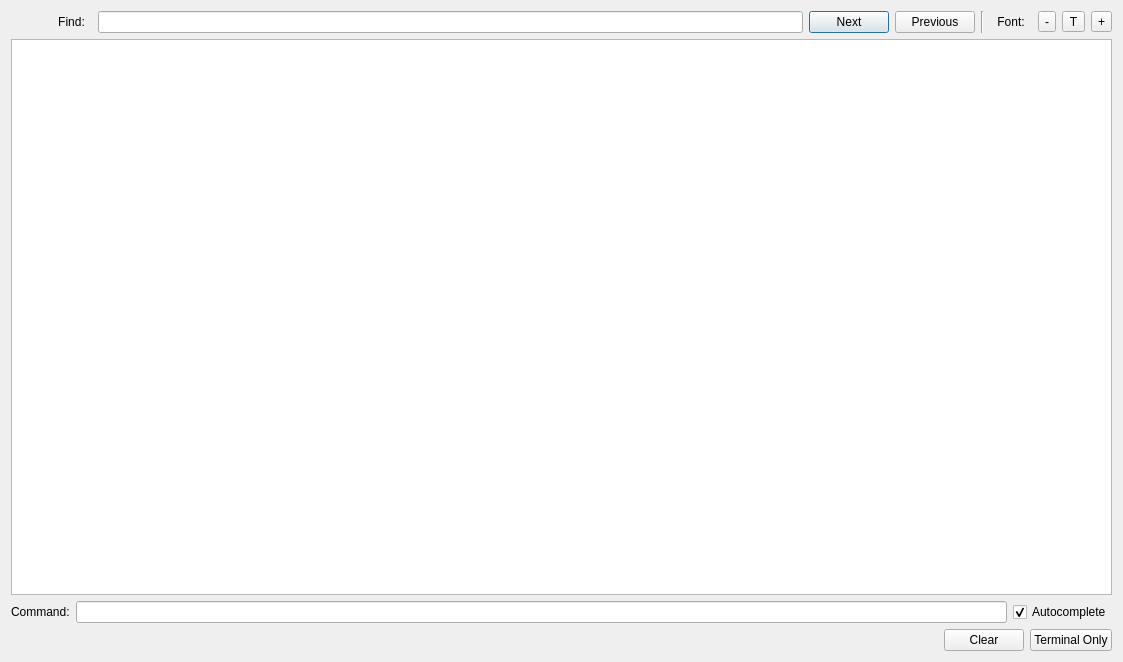
paulgr2008/Terminal, file src/terminaldialog.ui: the form before one commit.
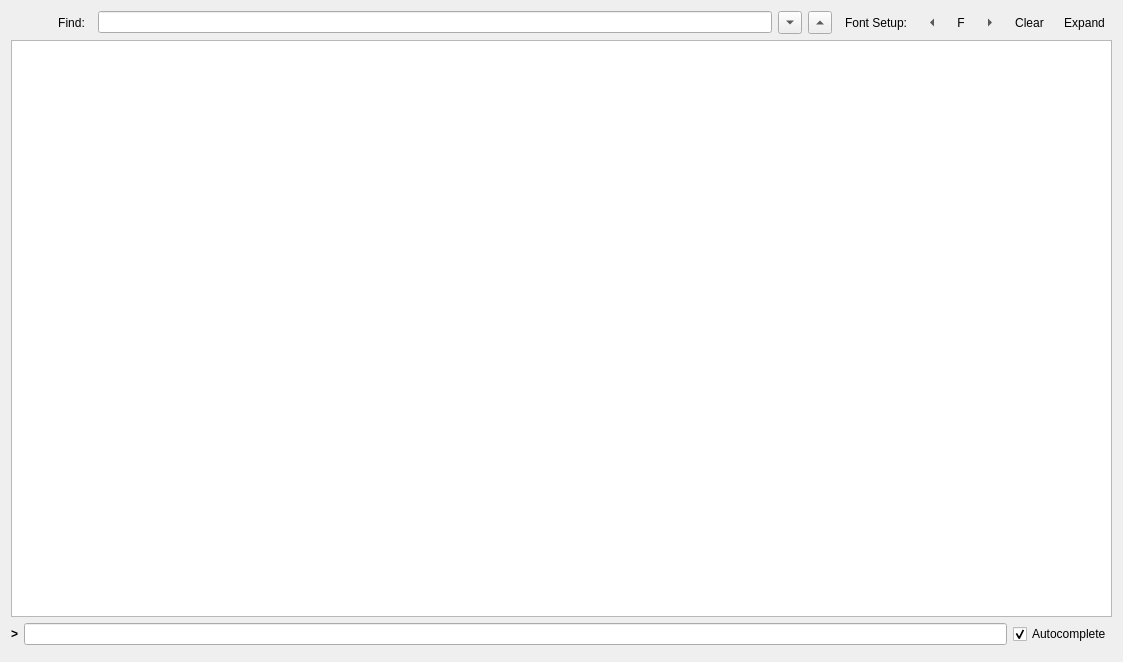
The form after the commit. Icons and pictures are not drawn. Custom widgets are drawn as their Qt base class.

```diff
--- a/src/terminaldialog.ui
+++ b/src/terminaldialog.ui
@@ -16,7 +16,7 @@
   <layout class="QVBoxLayout" name="verticalLayout">
    <item>
     <widget class="QWidget" name="headerArea" native="true">
-     <layout class="QHBoxLayout" name="horizontalLayout_5" stretch="0,0,1,0,0,0">
+     <layout class="QHBoxLayout" name="horizontalLayout_5" stretch="0,0,1,0,0,0,0">
       <property name="leftMargin">
        <number>0</number>
       </property>
@@ -77,33 +77,38 @@
           <widget class="QLineEdit" name="searchEditor"/>
          </item>
          <item>
-          <widget class="QPushButton" name="nextButton">
+          <widget class="QToolButton" name="nextButton">
+           <property name="toolTip">
+            <string>Find next</string>
+           </property>
            <property name="text">
             <string>Next</string>
            </property>
+           <property name="arrowType">
+            <enum>Qt::DownArrow</enum>
+           </property>
           </widget>
          </item>
          <item>
-          <widget class="QPushButton" name="prevButton">
+          <widget class="QToolButton" name="prevButton">
+           <property name="toolTip">
+            <string>Find previuos</string>
+           </property>
            <property name="text">
             <string>Previous</string>
            </property>
+           <property name="arrowType">
+            <enum>Qt::UpArrow</enum>
+           </property>
           </widget>
          </item>
         </layout>
        </widget>
       </item>
-      <item>
-       <widget class="Line" name="line">
-        <property name="orientation">
-         <enum>Qt::Vertical</enum>
-        </property>
-       </widget>
-      </item>
       <item>
        <widget class="QToolButton" name="fontToolButton">
         <property name="text">
-         <string>Font:</string>
+         <string>Font Setup:</string>
         </property>
         <property name="checkable">
          <bool>true</bool>
@@ -133,28 +138,96 @@
          </property>
          <item>
           <widget class="QToolButton" name="decreaseFontSzBtn">
+           <property name="font">
+            <font>
+             <fontweight>ExtraBold</fontweight>
+            </font>
+           </property>
+           <property name="toolTip">
+            <string>Decrease font size</string>
+           </property>
            <property name="text">
             <string>-</string>
            </property>
+           <property name="icon">
+            <iconset theme="application-exit"/>
+           </property>
+           <property name="autoRaise">
+            <bool>true</bool>
+           </property>
+           <property name="arrowType">
+            <enum>Qt::LeftArrow</enum>
+           </property>
           </widget>
          </item>
          <item>
           <widget class="QToolButton" name="changeFontButton">
+           <property name="font">
+            <font>
+             <fontweight>ExtraBold</fontweight>
+            </font>
+           </property>
+           <property name="toolTip">
+            <string>Set font family</string>
+           </property>
            <property name="text">
-            <string>T</string>
+            <string>F</string>
+           </property>
+           <property name="autoRaise">
+            <bool>true</bool>
            </property>
           </widget>
          </item>
          <item>
           <widget class="QToolButton" name="increaseFontSzBtn">
+           <property name="font">
+            <font>
+             <fontweight>ExtraBold</fontweight>
+            </font>
+           </property>
+           <property name="toolTip">
+            <string>Increase font size</string>
+           </property>
            <property name="text">
             <string>+</string>
            </property>
+           <property name="autoRaise">
+            <bool>true</bool>
+           </property>
+           <property name="arrowType">
+            <enum>Qt::RightArrow</enum>
+           </property>
           </widget>
          </item>
         </layout>
        </widget>
       </item>
+      <item>
+       <widget class="QToolButton" name="cleanButton">
+        <property name="toolTip">
+         <string>Clear widget</string>
+        </property>
+        <property name="text">
+         <string>Clear</string>
+        </property>
+        <property name="autoRaise">
+         <bool>true</bool>
+        </property>
+       </widget>
+      </item>
+      <item>
+       <widget class="QToolButton" name="fullScreenButton">
+        <property name="toolTip">
+         <string>Expand button</string>
+        </property>
+        <property name="text">
+         <string>Expand</string>
+        </property>
+        <property name="autoRaise">
+         <bool>true</bool>
+        </property>
+       </widget>
+      </item>
      </layout>
     </widget>
    </item>
@@ -182,8 +255,13 @@
       </property>
       <item>
        <widget class="QLabel" name="label">
+        <property name="font">
+         <font>
+          <bold>true</bold>
+         </font>
+        </property>
         <property name="text">
-         <string>Command:</string>
+         <string>&gt;</string>
         </property>
        </widget>
       </item>
@@ -222,38 +300,18 @@
       <property name="bottomMargin">
        <number>0</number>
       </property>
-      <item>
-       <spacer name="horizontalSpacer">
-        <property name="orientation">
-         <enum>Qt::Horizontal</enum>
-        </property>
-        <property name="sizeHint" stdset="0">
-         <size>
-          <width>40</width>
-          <height>20</height>
-         </size>
-        </property>
-       </spacer>
-      </item>
-      <item>
-       <widget class="QPushButton" name="cleanButton">
-        <property name="text">
-         <string>Clear</string>
-        </property>
-       </widget>
-      </item>
-      <item>
-       <widget class="QPushButton" name="fullScreenButton">
-        <property name="text">
-         <string>Terminal Only</string>
-        </property>
-       </widget>
-      </item>
      </layout>
     </widget>
    </item>
   </layout>
  </widget>
+ <customwidgets>
+  <customwidget>
+   <class>LineEdit</class>
+   <extends>QLineEdit</extends>
+   <header location="global">lineedit.h</header>
+  </customwidget>
+ </customwidgets>
  <resources/>
  <connections/>
 </ui>
```
Left out of the diff: 8 changed lines with no effect on the pictures.
